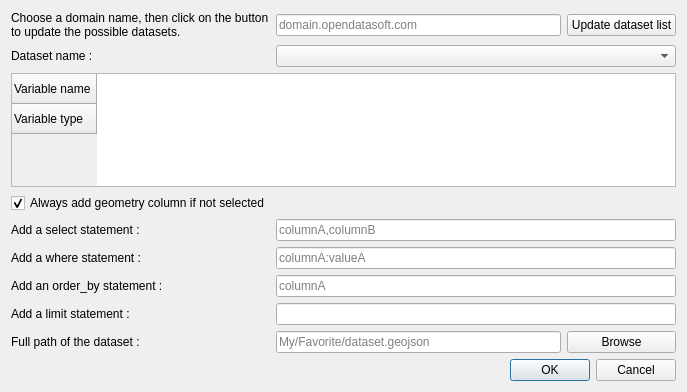
Old version of the form plugin_dialog.ui in the repository opendatasoft/qgis-ods-plugin.
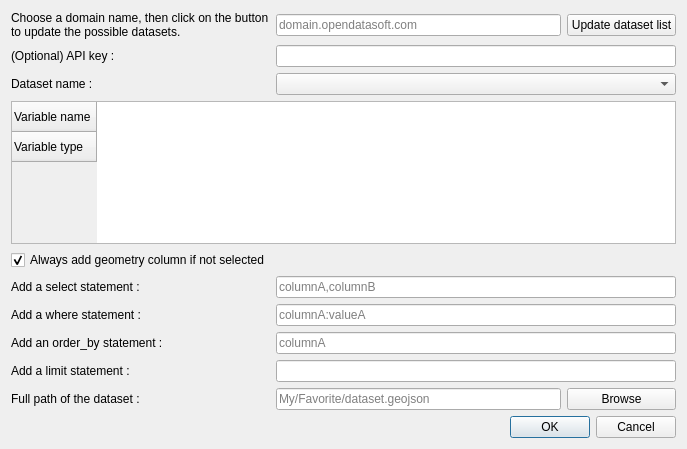
New version of the form.

Commit message: add access to private dataset with apikey unsafely stored in cache

The edit to the form file:
```diff
--- a/plugin_dialog.ui
+++ b/plugin_dialog.ui
@@ -7,7 +7,7 @@
     <x>0</x>
     <y>0</y>
     <width>687</width>
-    <height>392</height>
+    <height>449</height>
    </rect>
   </property>
   <property name="windowTitle">
@@ -162,6 +162,16 @@
      </property>
     </widget>
    </item>
+   <item row="6" column="0">
+    <widget class="QLabel" name="apikeyLabel">
+     <property name="text">
+      <string>(Optional) API key :</string>
+     </property>
+    </widget>
+   </item>
+   <item row="6" column="1" colspan="2">
+    <widget class="QLineEdit" name="apikeyInput"/>
+   </item>
   </layout>
  </widget>
  <resources/>
```
The commit also changes 2 other files.
